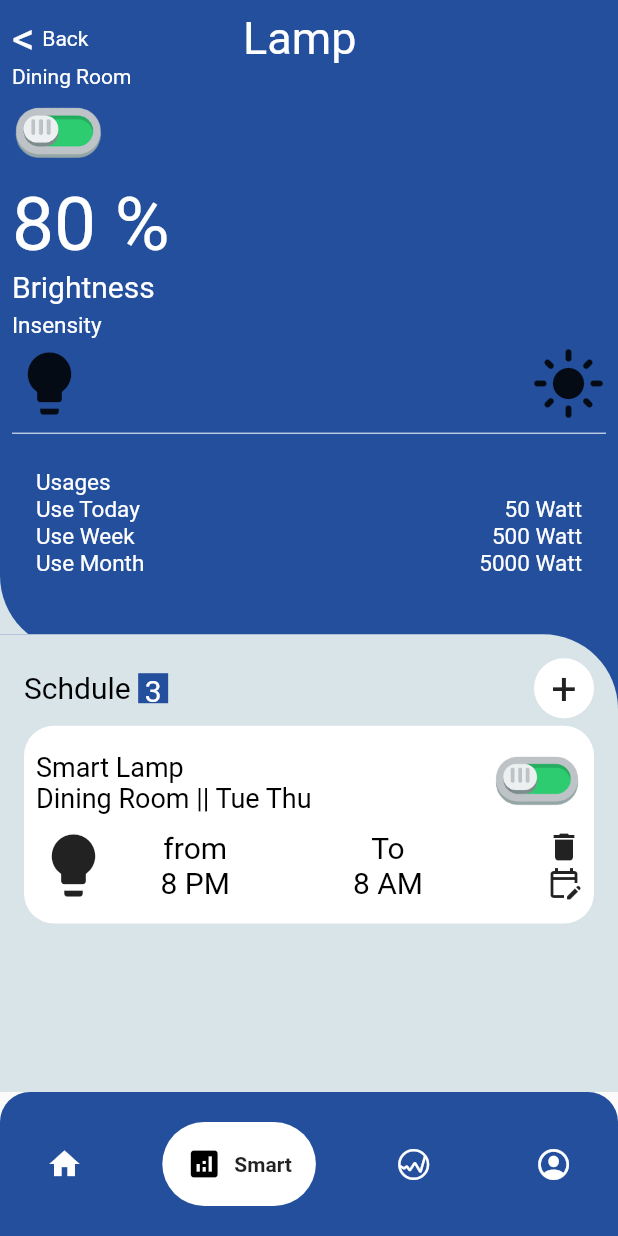
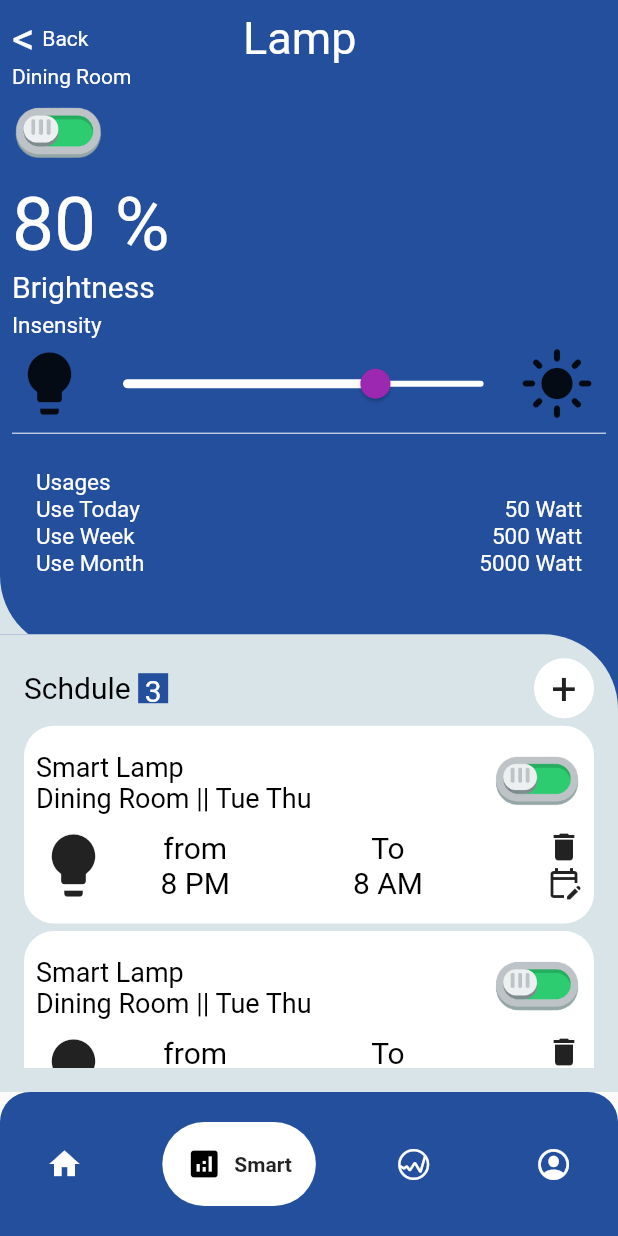
Before and after one commit to Mahibulhassan/Innova_Infosys, a Flutter app: the screen it shows after launch, item 2 of the bottom bar chosen, on a phone screen of 412 x 824 dp. Run offline on Flutter 3.47's test engine with Material 2 defaults, Android fonts, the phone set to English and light mode, and no system bars; drawn by our look-alikes of google_nav_bar; missing offline and left inert: dart:ffi.

Commit message:
Slider upded on Lamp Screen

```diff
--- a/Smar Home Management/smart_home_management/lib/Screens/HomePage.dart
+++ b/Smar Home Management/smart_home_management/lib/Screens/HomePage.dart
@@ -1,6 +1,7 @@
 import 'package:flutter/cupertino.dart';
 import 'package:flutter/material.dart';
 import 'package:smart_home_management/uility/AppColors.dart';
+import 'package:smart_home_management/uility/BaseApp.dart';
 import '../widgets/HomePageWidgets/Allwidgets.dart';
 
 class HomePage extends StatefulWidget {
@@ -47,7 +48,7 @@ class _HomePageState extends State<HomePage> {
                               Column(
                                 crossAxisAlignment: CrossAxisAlignment.start,
                                 children: [
-                                  Text("Good Morning,",style: TextStyle(fontSize: 30,color: Colors.white),),
+                                  showText("Good Morning,", 30, Colors.white),
                                   Text("Kimberly Masterangelo",),
                                 ],
                               ),
@@ -90,7 +91,7 @@ class _HomePageState extends State<HomePage> {
                                         crossAxisAlignment: CrossAxisAlignment.start,
                                         children: [
                                           Text("May 16,2023 10:5 am"),
-                                          Text("Cloudy",style: TextStyle(fontSize: 20,color: Colors.black),),
+                                          showText("Cloudy", 20, Colors.black),
                                           Text("Jakarta, Indonesia")
                                         ],
                                       ),
@@ -145,8 +146,8 @@ class _HomePageState extends State<HomePage> {
                           Row(
                             mainAxisAlignment: MainAxisAlignment.spaceBetween,
                             children: [
-                            Text("Rooms",style: TextStyle(fontSize: 20,color: Colors.black),),
-                            Text("See All",style: TextStyle(fontSize: 20,color: Colors.blueAccent),)
+                            showText("Rooms", 20, Colors.black),
+                            showText("See All", 20, Colors.blueAccent),
                           ],),
                           SizedBox(height: 5,),
                           Row(
@@ -162,7 +163,7 @@ class _HomePageState extends State<HomePage> {
                             children: [
                               Row(
                                 children: [
-                                  Text("Active",style: TextStyle(fontSize: 20,color: Colors.black),),
+                                  showText("Active", 20, Colors.black),
                                   SizedBox(width: 5,),
                                   Container(
                                     height: 20,
@@ -172,7 +173,7 @@ class _HomePageState extends State<HomePage> {
                                   )
                                 ],
                               ),
-                              Text("See All",style: TextStyle(fontSize: 20,color: Colors.blueAccent),)
+                              showText("See All", 20, Colors.blueAccent)
                             ],),
                           Row(
                             mainAxisAlignment: MainAxisAlignment.spaceBetween,
--- a/Smar Home Management/smart_home_management/lib/Screens/LampPage.dart
+++ b/Smar Home Management/smart_home_management/lib/Screens/LampPage.dart
@@ -1,4 +1,5 @@
 import 'package:flutter/material.dart';
+import 'package:smart_home_management/uility/BaseApp.dart';
 import 'package:smart_home_management/widgets/LampPageWidgets/AllWidgets.dart';
 
 import '../uility/AppColors.dart';
@@ -43,15 +44,15 @@ class _LampPageState extends State<LampPage> {
                               Row(children: [
                                 Row(
                                   children: [
-                                    Text("<",style: TextStyle(color: Colors.white,fontSize: 30),),
+                                    showText("<", 30, Colors.white),
                                     SizedBox(width: 5,),
-                                    Text("Back",style: TextStyle(color: Colors.white,fontSize: 14),),
+                                    showText("Back", 14, Colors.white),
                                   ],
                                 ),
                                 SizedBox(width: size.width*0.25,),
-                                Text("Lamp",style: TextStyle(color: Colors.white,fontSize: 30),),
+                                showText("Lamp", 30, Colors.white),
                               ],),
-                              Text("Dining Room",style: TextStyle(color: Colors.white,fontSize: 14),),
+                              showText("Dining Room", 14, Colors.white),
                               Container(
                                 width: size.width*0.15,
                                 child: Image(
@@ -59,14 +60,13 @@ class _LampPageState extends State<LampPage> {
                               ),
                               Container(
                                 width: size.width*0.30,
-                                child: Text("80 %",style: TextStyle(color: Colors.white,fontSize: 50),),
+                                child: showText("80 %", 50, Colors.white),
                               ),
-                              Text("Brightness",style: TextStyle(color: Colors.white,fontSize: 20),),
+                              showText("Brightness", 20, Colors.white),
                               SizedBox(height: 5,),
-                              Text("Insensity",style: TextStyle(color: Colors.white,fontSize: 15),),
+                              showText("Insensity", 15, Colors.white),
                               SizedBox(height: 5,),
                               Row(
-                                mainAxisAlignment: MainAxisAlignment.spaceBetween,
                                 children: [
                                   Container(
                                     height: 50,
@@ -75,6 +75,13 @@ class _LampPageState extends State<LampPage> {
                                       child: Icon(
                                           Icons.lightbulb),
                                     ),
+                                  ),
+                                  Container(
+                                    height: size.height*0.05,
+                                    width: size.width*0.70,
+                                    child: Slider(value: 0.7,onChanged: (value){},thumbColor: Colors.purple,
+                                    activeColor: Colors.white,
+                                    inactiveColor: Colors.white,),
                                   ),
                                   Container(
                                     height: 50,
@@ -115,6 +122,7 @@ class _LampPageState extends State<LampPage> {
                     ),
                     child: Padding(
                       padding: const EdgeInsets.all(16.0),
+                      child: SingleChildScrollView(
                         child: Column(
                           children: [
                             Row(
@@ -122,13 +130,13 @@ class _LampPageState extends State<LampPage> {
                               children: [
                                 Row(
                                   children: [
-                                  Text("Schdule",style: TextStyle(fontSize: 20,color: Colors.black),),
+                                    showText("Schdule", 20, Colors.black),
                                     SizedBox(width: 5,),
                                     Container(
                                       height: 20,
                                       width: 20,
                                       color: AppColors.main_colour,
-                                    child: Center(child: Text("3",style: TextStyle(fontSize: 20,color: Colors.white),)),
+                                      child: Center(child:showText("3", 20, Colors.white)),
                                     )
                                   ],
                                 ),
@@ -144,8 +152,11 @@ class _LampPageState extends State<LampPage> {
                               ],
                             ),
                             SizedBox(height: 5,),
-                          LowerOrderView(size, "Smart Lamp", "Dining Room || Tue Thu", "assets/switch.png", "8 PM", "8 AM")
+                            LowerOrderView(size, "Smart Lamp", "Dining Room || Tue Thu", "assets/switch.png", "8 PM", "8 AM"),
+                            SizedBox(height: 5,),
+                            LowerOrderView(size, "Smart Lamp", "Dining Room || Tue Thu", "assets/switch.png", "8 PM", "8 AM"),
                           ],
+                        ),
                       ),
                     ),
                   ),
--- /dev/null
+++ b/Smar Home Management/smart_home_management/lib/uility/BaseApp.dart
@@ -0,0 +1,8 @@
+import 'dart:ffi';
+
+import 'package:flutter/cupertino.dart';
+
+Widget showText(String text,double fontSize,Color color){
+
+  return Text(text,style: TextStyle(fontSize: fontSize,color: color),);
+}
```
Lines whose indentation alone changed are shown as unchanged.
